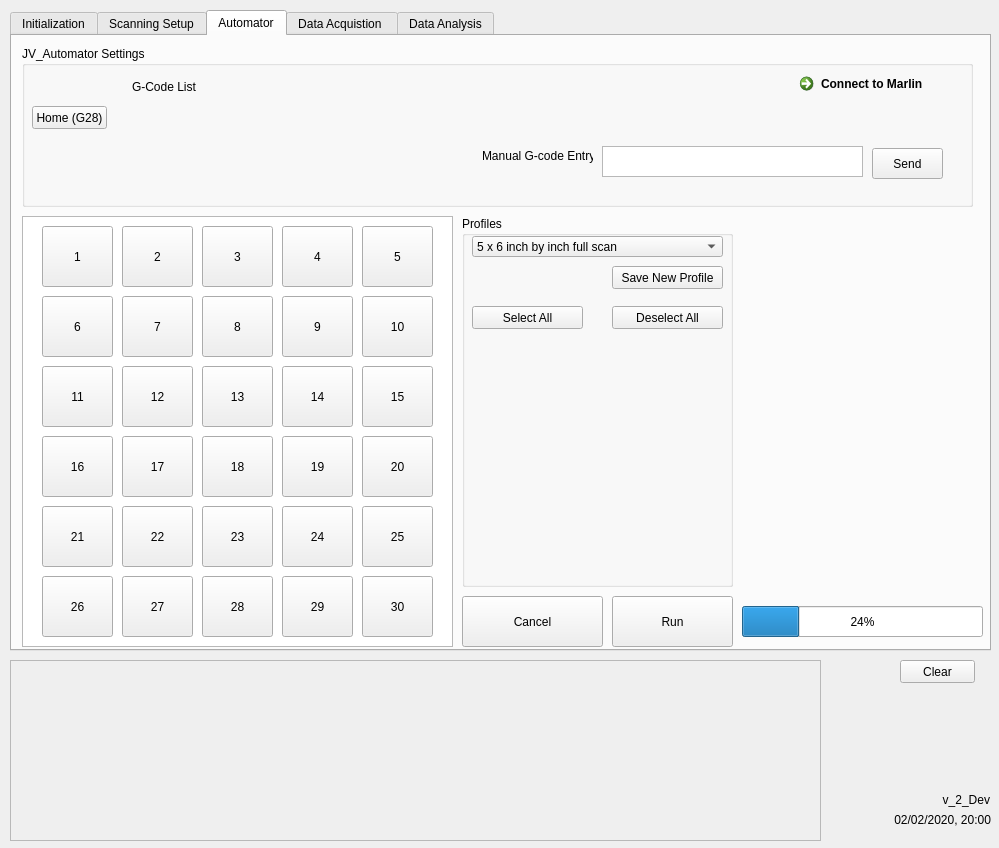
Before: the Qt Designer form SOLEIL_JvQt/SOLEIL_JvQt.ui in jskaggs99/JvQt, drawn with Qt 5.
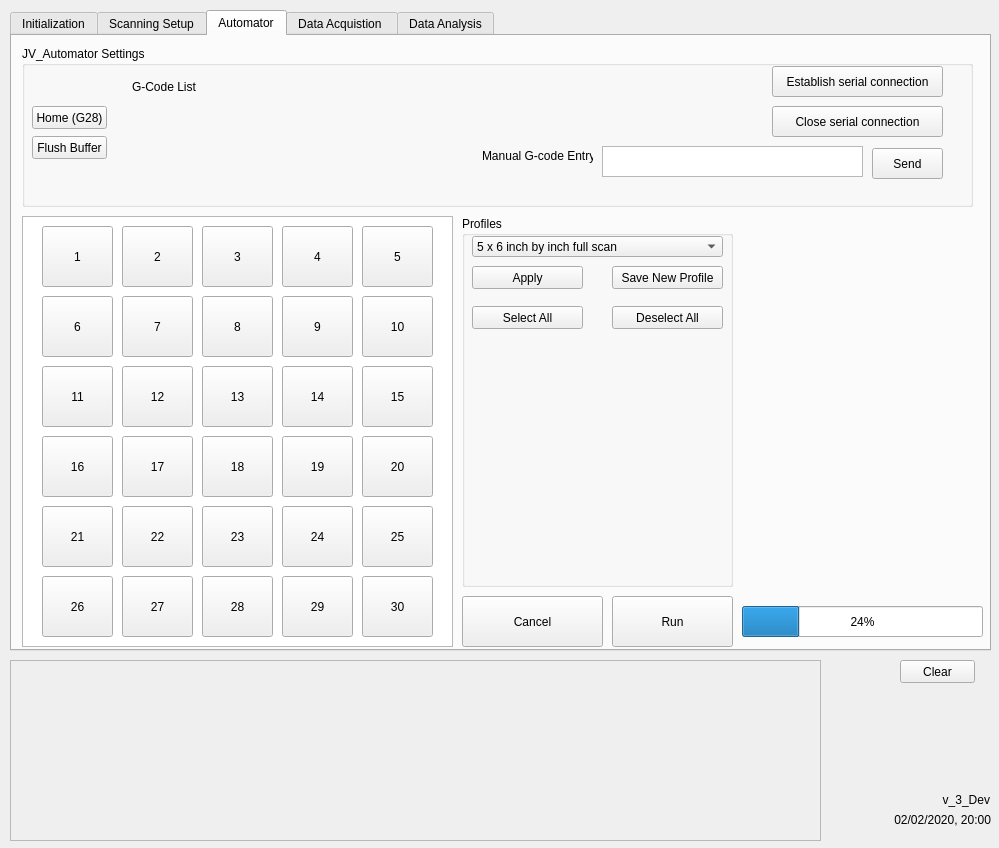
After: the same form once the commit is applied. The open tabs and pages were chosen to show the change. Custom widgets are drawn as their Qt base class.

```diff
--- a/SOLEIL_JvQt/SOLEIL_JvQt.ui
+++ b/SOLEIL_JvQt/SOLEIL_JvQt.ui
@@ -2309,19 +2309,6 @@
         <string>Home (G28)</string>
        </property>
       </widget>
-      <widget class="QCommandLinkButton" name="commandLinkButton_connectmarlin">
-       <property name="geometry">
-        <rect>
-         <x>770</x>
-         <y>20</y>
-         <width>168</width>
-         <height>41</height>
-        </rect>
-       </property>
-       <property name="text">
-        <string>Connect to Marlin</string>
-       </property>
-      </widget>
       <widget class="QTextEdit" name="textEdit_manualgcode">
        <property name="geometry">
         <rect>
@@ -2371,6 +2358,45 @@
         <string>Send</string>
        </property>
       </widget>
+      <widget class="QPushButton" name="pushButton_flushbuffer">
+       <property name="geometry">
+        <rect>
+         <x>10</x>
+         <y>90</y>
+         <width>75</width>
+         <height>23</height>
+        </rect>
+       </property>
+       <property name="text">
+        <string>Flush Buffer</string>
+       </property>
+      </widget>
+      <widget class="QPushButton" name="pushButton_connectMarlin">
+       <property name="geometry">
+        <rect>
+         <x>750</x>
+         <y>20</y>
+         <width>171</width>
+         <height>31</height>
+        </rect>
+       </property>
+       <property name="text">
+        <string>Establish serial connection</string>
+       </property>
+      </widget>
+      <widget class="QPushButton" name="pushButton_closeMarlin">
+       <property name="geometry">
+        <rect>
+         <x>750</x>
+         <y>60</y>
+         <width>171</width>
+         <height>31</height>
+        </rect>
+       </property>
+       <property name="text">
+        <string>Close serial connection</string>
+       </property>
+      </widget>
      </widget>
      <widget class="QGroupBox" name="groupBox_5">
       <property name="geometry">
@@ -2448,6 +2474,19 @@
         <string>Deselect All</string>
        </property>
       </widget>
+      <widget class="QPushButton" name="pushButton_Apply">
+       <property name="geometry">
+        <rect>
+         <x>10</x>
+         <y>50</y>
+         <width>111</width>
+         <height>23</height>
+        </rect>
+       </property>
+       <property name="text">
+        <string>Apply</string>
+       </property>
+      </widget>
      </widget>
      <widget class="QPushButton" name="pushButton_auto_cancel">
       <property name="geometry">
@@ -3137,7 +3176,7 @@
      </size>
     </property>
     <property name="text">
-     <string>v_2_Dev</string>
+     <string>v_3_Dev</string>
     </property>
     <property name="alignment">
      <set>Qt::AlignRight|Qt::AlignTrailing|Qt::AlignVCenter</set>
```
Left out of the diff: 533 changed lines with no effect on the pictures.
